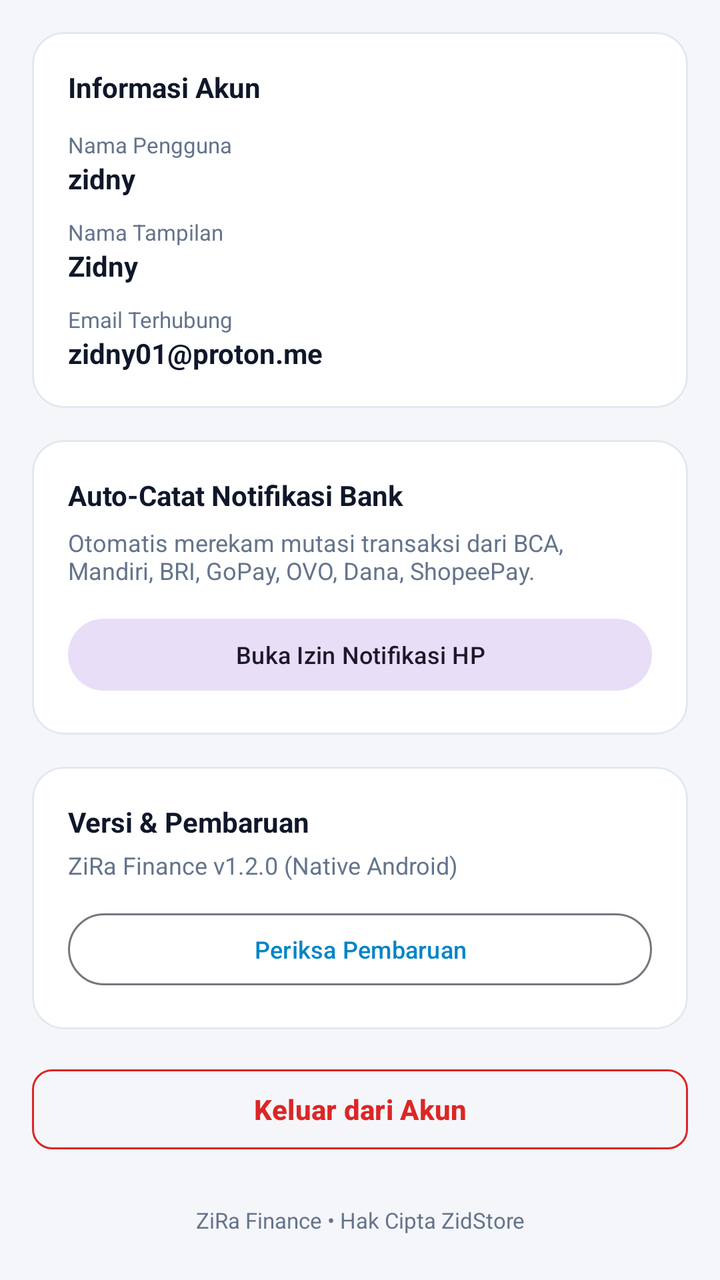
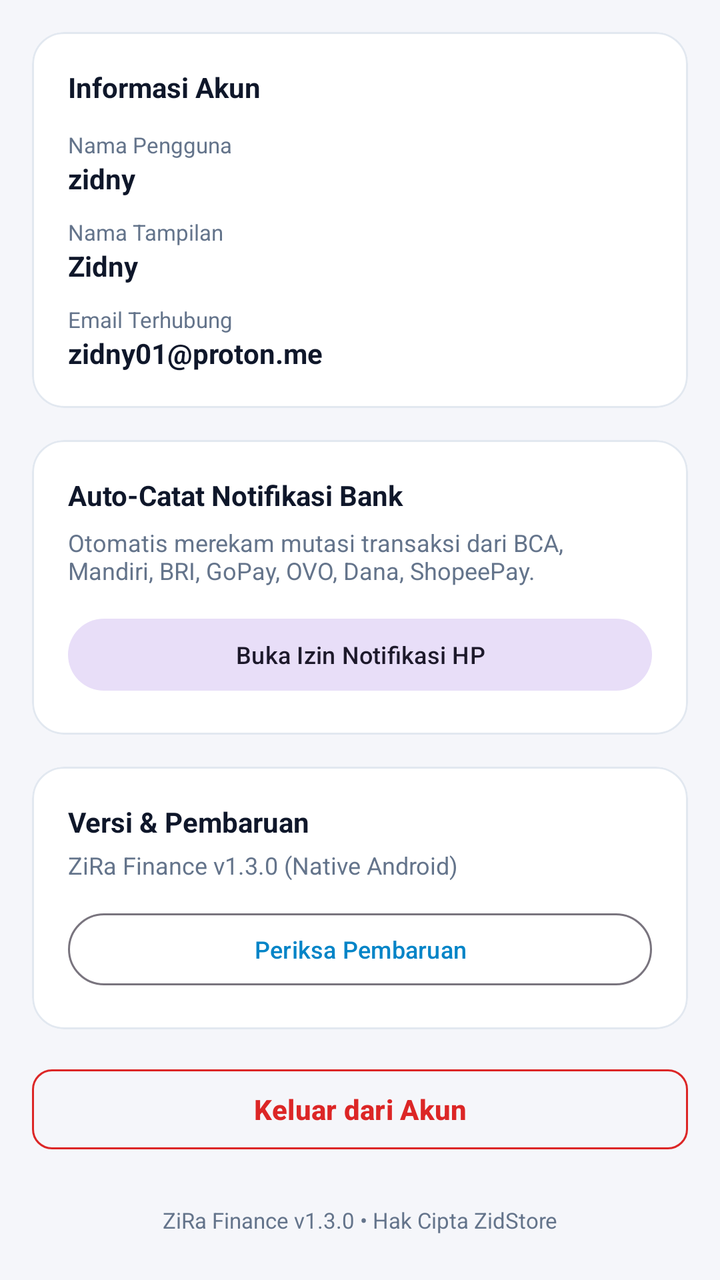

Two renders of the same Android screen: before a commit and after it. Below are the layout's source before the change and the commit's diff.
<!-- AndroidManifest.xml: application theme Theme.ZiRaFinance -->
<!-- res/layout/fragment_settings.xml -->
<?xml version="1.0" encoding="utf-8"?>
<ScrollView xmlns:android="http://schemas.android.com/apk/res/android"
    xmlns:app="http://schemas.android.com/apk/res-auto"
    android:layout_width="match_parent"
    android:layout_height="match_parent"
    android:background="@color/bg_light"
    android:fillViewport="true">

    <LinearLayout
        android:layout_width="match_parent"
        android:layout_height="wrap_content"
        android:orientation="vertical"
        android:padding="16dp">

        
        <com.google.android.material.card.MaterialCardView
            android:layout_width="match_parent"
            android:layout_height="wrap_content"
            android:layout_marginBottom="16dp"
            app:cardCornerRadius="16dp"
            app:cardElevation="0dp"
            app:strokeColor="@color/border"
            app:strokeWidth="1dp"
            app:cardBackgroundColor="@color/card_bg">

            <LinearLayout
                android:layout_width="match_parent"
                android:layout_height="wrap_content"
                android:orientation="vertical"
                android:padding="18dp">

                <TextView
                    android:layout_width="wrap_content"
                    android:layout_height="wrap_content"
                    android:text="Informasi Akun"
                    android:textSize="14sp"
                    android:textStyle="bold"
                    android:textColor="@color/text_main"
                    android:layout_marginBottom="12dp" />

                <TextView
                    android:layout_width="wrap_content"
                    android:layout_height="wrap_content"
                    android:text="Nama Pengguna"
                    android:textSize="11sp"
                    android:textColor="@color/text_muted" />

                <TextView
                    android:id="@+id/tvUsername"
                    android:layout_width="wrap_content"
                    android:layout_height="wrap_content"
                    android:text="zidny"
                    android:textSize="14sp"
                    android:textStyle="bold"
                    android:textColor="@color/text_main"
                    android:layout_marginBottom="10dp" />

                <TextView
                    android:layout_width="wrap_content"
                    android:layout_height="wrap_content"
                    android:text="Nama Tampilan"
                    android:textSize="11sp"
                    android:textColor="@color/text_muted" />

                <TextView
                    android:id="@+id/tvDisplayName"
                    android:layout_width="wrap_content"
                    android:layout_height="wrap_content"
                    android:text="Zidny"
                    android:textSize="14sp"
                    android:textStyle="bold"
                    android:textColor="@color/text_main"
                    android:layout_marginBottom="10dp" />

                <TextView
                    android:layout_width="wrap_content"
                    android:layout_height="wrap_content"
                    android:text="Email Terhubung"
                    android:textSize="11sp"
                    android:textColor="@color/text_muted" />

                <TextView
                    android:id="@+id/tvEmail"
                    android:layout_width="wrap_content"
                    android:layout_height="wrap_content"
                    android:text="zidny01@proton.me"
                    android:textSize="14sp"
                    android:textStyle="bold"
                    android:textColor="@color/text_main" />

            </LinearLayout>
        </com.google.android.material.card.MaterialCardView>

        
        <com.google.android.material.card.MaterialCardView
            android:layout_width="match_parent"
            android:layout_height="wrap_content"
            android:layout_marginBottom="16dp"
            app:cardCornerRadius="16dp"
            app:cardElevation="0dp"
            app:strokeColor="@color/border"
            app:strokeWidth="1dp"
            app:cardBackgroundColor="@color/card_bg">

            <LinearLayout
                android:layout_width="match_parent"
                android:layout_height="wrap_content"
                android:orientation="vertical"
                android:padding="18dp">

                <TextView
                    android:layout_width="wrap_content"
                    android:layout_height="wrap_content"
                    android:text="Auto-Catat Notifikasi Bank"
                    android:textSize="14sp"
                    android:textStyle="bold"
                    android:textColor="@color/text_main"
                    android:layout_marginBottom="6dp" />

                <TextView
                    android:layout_width="wrap_content"
                    android:layout_height="wrap_content"
                    android:text="Otomatis merekam mutasi transaksi dari BCA, Mandiri, BRI, GoPay, OVO, Dana, ShopeePay."
                    android:textSize="12sp"
                    android:textColor="@color/text_muted"
                    android:layout_marginBottom="12dp" />

                <com.google.android.material.button.MaterialButton
                    android:id="@+id/btnOpenNotifSetting"
                    style="@style/Widget.Material3.Button.TonalButton"
                    android:layout_width="match_parent"
                    android:layout_height="44dp"
                    android:text="Buka Izin Notifikasi HP"
                    android:textSize="12sp" />
            </LinearLayout>
        </com.google.android.material.card.MaterialCardView>

        
        <com.google.android.material.card.MaterialCardView
            android:layout_width="match_parent"
            android:layout_height="wrap_content"
            android:layout_marginBottom="16dp"
            app:cardCornerRadius="16dp"
            app:cardElevation="0dp"
            app:strokeColor="@color/border"
            app:strokeWidth="1dp"
            app:cardBackgroundColor="@color/card_bg">

            <LinearLayout
                android:layout_width="match_parent"
                android:layout_height="wrap_content"
                android:orientation="vertical"
                android:padding="18dp">

                <TextView
                    android:layout_width="wrap_content"
                    android:layout_height="wrap_content"
                    android:text="Versi &amp; Pembaruan"
                    android:textSize="14sp"
                    android:textStyle="bold"
                    android:textColor="@color/text_main"
                    android:layout_marginBottom="4dp" />

                <TextView
                    android:id="@+id/tvAppVersionText"
                    android:layout_width="wrap_content"
                    android:layout_height="wrap_content"
                    android:text="ZiRa Finance v1.2.0 (Native Android)"
                    android:textSize="12sp"
                    android:textColor="@color/text_muted"
                    android:layout_marginBottom="12dp" />

                <com.google.android.material.button.MaterialButton
                    android:id="@+id/btnCheckUpdate"
                    style="@style/Widget.Material3.Button.OutlinedButton"
                    android:layout_width="match_parent"
                    android:layout_height="44dp"
                    android:text="Periksa Pembaruan"
                    android:textSize="12sp" />
            </LinearLayout>
        </com.google.android.material.card.MaterialCardView>

        
        <com.google.android.material.button.MaterialButton
            android:id="@+id/btnLogout"
            style="@style/Widget.Material3.Button.OutlinedButton"
            android:layout_width="match_parent"
            android:layout_height="48dp"
            android:text="Keluar dari Akun"
            android:textColor="@color/danger"
            app:strokeColor="@color/danger"
            app:cornerRadius="10dp"
            android:textStyle="bold"
            android:layout_marginBottom="24dp" />

        <TextView
            android:layout_width="match_parent"
            android:layout_height="wrap_content"
            android:text="ZiRa Finance • Hak Cipta ZidStore"
            android:textSize="11sp"
            android:textColor="@color/text_muted"
            android:gravity="center" />

    </LinearLayout>
</ScrollView>
<!-- resources referenced by this layout -->
<resources>
  <color name="bg_light">#F5F6FA</color>
  <color name="border">#E2E8F0</color>
  <color name="card_bg">#FFFFFF</color>
  <color name="danger">#DC2626</color>
  <color name="text_main">#0F172A</color>
  <color name="text_muted">#64748B</color>
  <style name="Theme.ZiRaFinance" parent="Theme.Material3.DayNight.NoActionBar">
          <item name="colorPrimary">@color/primary</item>
          <item name="colorSecondary">@color/accent</item>
          <item name="android:statusBarColor">#0284C7</item>
          <item name="android:navigationBarColor">#FFFFFF</item>
          <item name="android:windowLightStatusBar">false</item>
          <item name="android:windowLightNavigationBar" tools:targetApi="27">true</item>
      </style>
  <color name="primary">#0284C7</color>
  <color name="accent">#F97316</color>
</resources>

<!-- the commit's change to res/layout/fragment_settings.xml (unified diff, before → after) -->
@@ -165,7 +165,7 @@
                     android:id="@+id/tvAppVersionText"
                     android:layout_width="wrap_content"
                     android:layout_height="wrap_content"
-                    android:text="ZiRa Finance v1.2.0 (Native Android)"
+                    android:text="ZiRa Finance v1.3.0 (Native Android)"
                     android:textSize="12sp"
                     android:textColor="@color/text_muted"
                     android:layout_marginBottom="12dp" />
@@ -194,9 +194,10 @@
             android:layout_marginBottom="24dp" />
 
         <TextView
-            android:layout_width="match_parent"
-            android:layout_height="wrap_content"
-            android:text="ZiRa Finance • Hak Cipta ZidStore"
+            android:id="@+id/tvFooterVersion"
+            android:layout_width="match_parent"
+            android:layout_height="wrap_content"
+            android:text="ZiRa Finance v1.3.0 • Hak Cipta ZidStore"
             android:textSize="11sp"
             android:textColor="@color/text_muted"
             android:gravity="center" />
